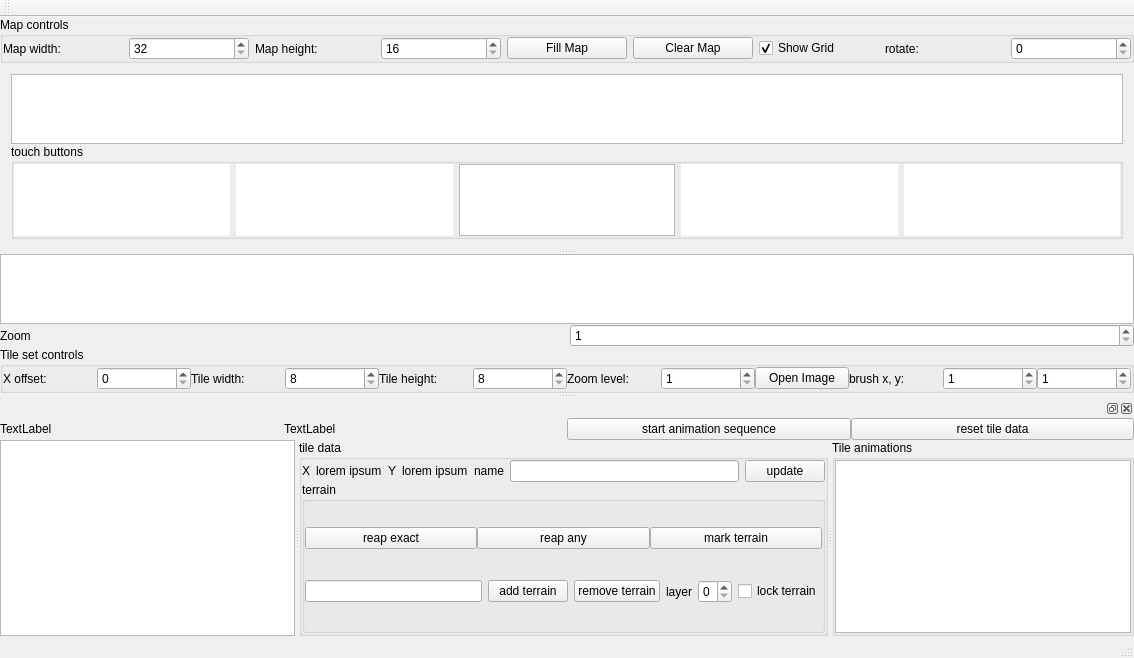
Above: mapeditor.ui from stoyan-shopov/TileMapEdit before the change. Below: the same form after it.
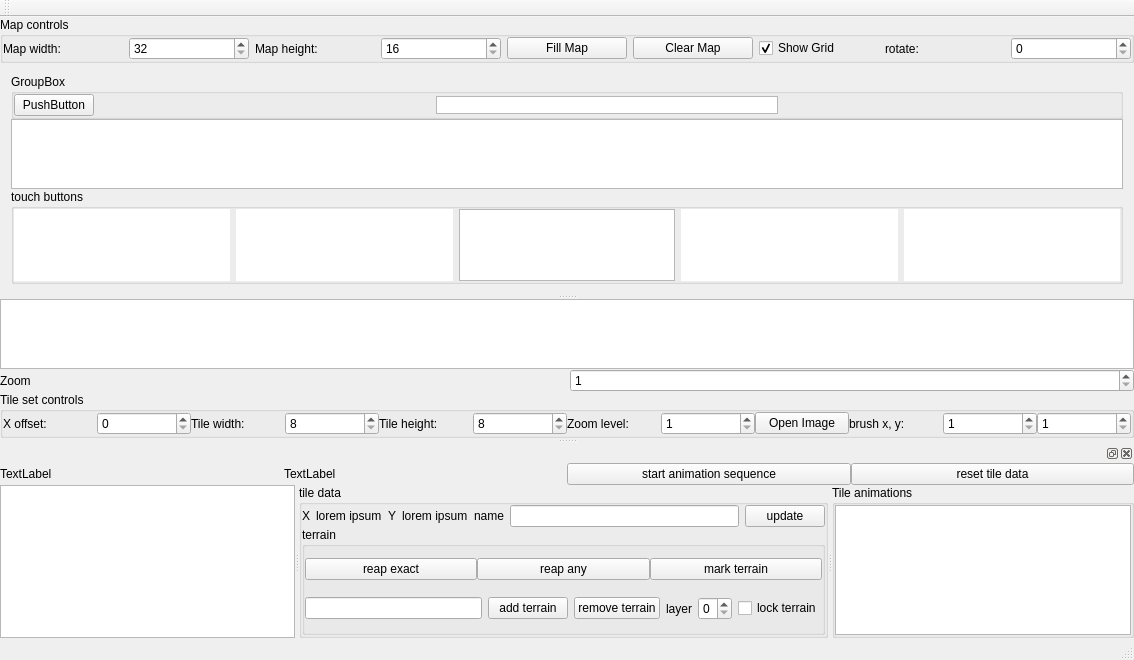
That is the form after the change.

What changed in the file:
```diff
--- a/mapeditor.ui
+++ b/mapeditor.ui
@@ -7,7 +7,7 @@
     <x>0</x>
     <y>0</y>
     <width>1134</width>
-    <height>658</height>
+    <height>660</height>
    </rect>
   </property>
   <property name="baseSize">
@@ -156,6 +156,98 @@
         <property name="spacing">
          <number>0</number>
         </property>
+        <item>
+         <widget class="QGroupBox" name="groupBox_3">
+          <property name="title">
+           <string>GroupBox</string>
+          </property>
+          <layout class="QVBoxLayout" name="verticalLayout_5">
+           <property name="spacing">
+            <number>0</number>
+           </property>
+           <property name="leftMargin">
+            <number>0</number>
+           </property>
+           <property name="topMargin">
+            <number>0</number>
+           </property>
+           <property name="rightMargin">
+            <number>0</number>
+           </property>
+           <property name="bottomMargin">
+            <number>0</number>
+           </property>
+           <item>
+            <layout class="QHBoxLayout" name="horizontalLayout_14">
+             <property name="spacing">
+              <number>0</number>
+             </property>
+             <item>
+              <widget class="QPushButton" name="pushButton_2">
+               <property name="text">
+                <string>PushButton</string>
+               </property>
+              </widget>
+             </item>
+             <item>
+              <spacer name="horizontalSpacer">
+               <property name="orientation">
+                <enum>Qt::Horizontal</enum>
+               </property>
+               <property name="sizeHint" stdset="0">
+                <size>
+                 <width>40</width>
+                 <height>20</height>
+                </size>
+               </property>
+              </spacer>
+             </item>
+             <item>
+              <widget class="QGraphicsView" name="graphicsViewButtons">
+               <property name="sizePolicy">
+                <sizepolicy hsizetype="Expanding" vsizetype="Fixed">
+                 <horstretch>0</horstretch>
+                 <verstretch>0</verstretch>
+                </sizepolicy>
+               </property>
+               <property name="minimumSize">
+                <size>
+                 <width>0</width>
+                 <height>18</height>
+                </size>
+               </property>
+               <property name="maximumSize">
+                <size>
+                 <width>16777215</width>
+                 <height>18</height>
+                </size>
+               </property>
+               <property name="baseSize">
+                <size>
+                 <width>0</width>
+                 <height>18</height>
+                </size>
+               </property>
+              </widget>
+             </item>
+             <item>
+              <spacer name="horizontalSpacer_2">
+               <property name="orientation">
+                <enum>Qt::Horizontal</enum>
+               </property>
+               <property name="sizeHint" stdset="0">
+                <size>
+                 <width>40</width>
+                 <height>20</height>
+                </size>
+               </property>
+              </spacer>
+             </item>
+            </layout>
+           </item>
+          </layout>
+         </widget>
+        </item>
         <item>
          <widget class="QGraphicsView" name="graphicsViewTileMap"/>
         </item>
```
